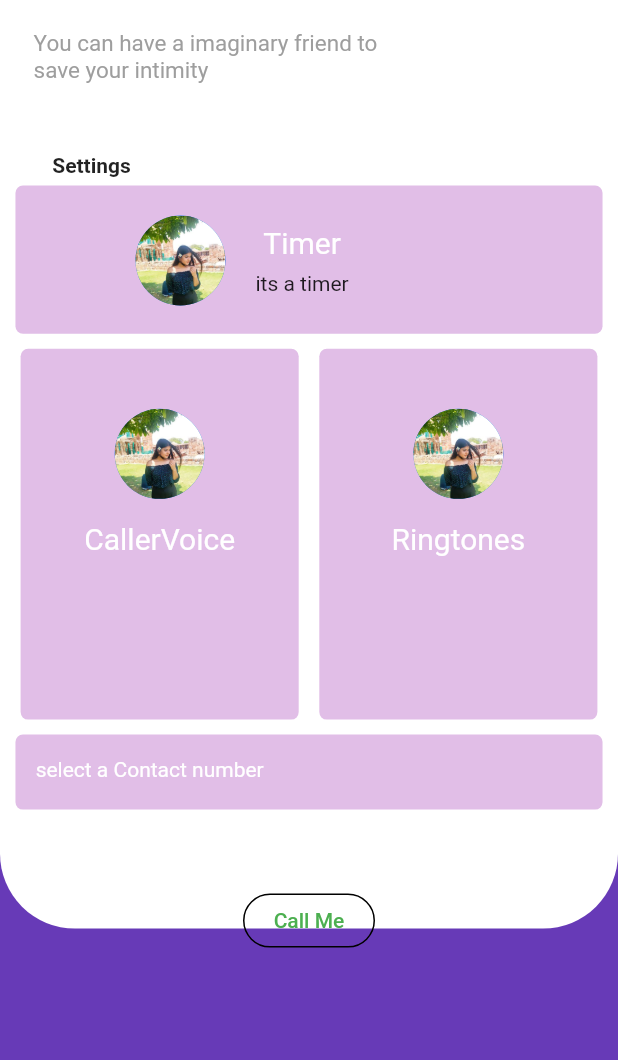
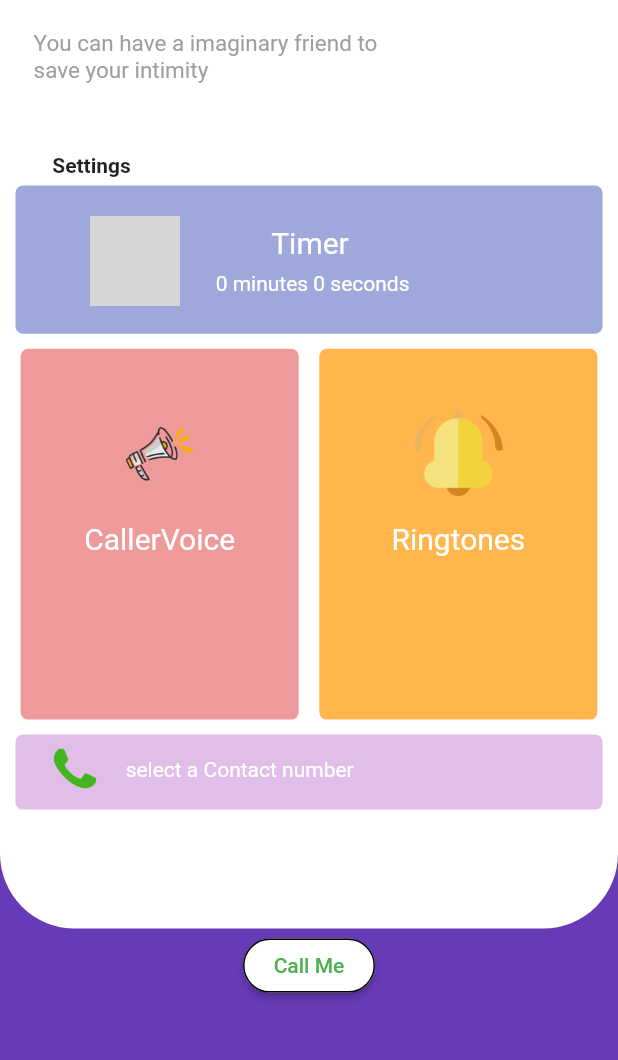
Before and after one commit to Deepak16080/prank_caller, a Flutter app: the screen it shows after launch, on a phone screen of 412 x 824 dp, the part 122-1182 px from its top. Run offline on Flutter 3.47's test engine with Material 2 defaults, Android fonts, the phone set to English and light mode, and no system bars; our stand-ins replace file_picker, flutter_contacts, flutter_screenutil, google_fonts, just_audio; missing offline and left inert: flutter_picker; grey boxes are pictures that could not be loaded.

Commit message:
fix: homepageui fixedd

```diff
--- a/lib/components/homepage_ui.dart
+++ b/lib/components/homepage_ui.dart
@@ -1,7 +1,10 @@
 import 'package:flutter/material.dart';
 import 'package:flutter_contacts/flutter_contacts.dart';
+import 'package:flutter_picker/picker.dart';
 import 'package:prank_caller/components/caller_ui_page.dart';
+import 'package:prank_caller/components/caller_voice.dart';
 import 'package:prank_caller/components/contact_page.dart';
+import 'package:prank_caller/components/ringtone.dart';
 import 'package:prank_caller/models/ringtone_model_list.dart';
 import 'package:prank_caller/utils/enums.dart';
 import 'package:prank_caller/widget/app_text.dart';
@@ -79,22 +82,23 @@ class _HomepageUiState extends State<HomepageUi> {
                     width: MediaQuery.of(context).size.width * 0.95,
                     decoration: BoxDecoration(
                       shape: BoxShape.rectangle,
-                      color: Colors.purple[100],
+                      color: Colors.indigo[200],
                       borderRadius: BorderRadius.circular(5),
                     ),
                     child: Column(
-                      children: const [
+                      children: [
                         SizedBox(
                           height: 20,
                         ),
                         Row(
                           children: [
                             SizedBox(
-                              width: 80,
+                              width: 50,
                             ),
                             CircleAvatar(
                               radius: 30,
-                              backgroundImage: AssetImage('assets/Profile/Profile2.png'),
+                              backgroundColor: Colors.transparent,
+                              backgroundImage: AssetImage('assets/images/timer.png'),
                             ),
                             SizedBox(
                               width: 20,
@@ -102,17 +106,27 @@ class _HomepageUiState extends State<HomepageUi> {
                             Column(
                               mainAxisAlignment: MainAxisAlignment.center,
                               children: [
-                                AppText(
+                                InkWell(
+                                  onTap: () {
+                                    setState(() {
+                                      onTap();
+                                    });
+                                  },
+                                  child: AppText(
                                     'Timer',
                                     style: TextStyle(
                                       fontSize: 20,
                                       color: Colors.white,
                                     ),
                                   ),
+                                ),
                                 SizedBox(
                                   height: 8,
                                 ),
-                                Text('its a timer')
+                                Text(
+                                  " ${selectedDuration?.inMinutes ?? 0} minutes ${selectedDuration?.inSeconds ?? 0} seconds",
+                                  style: TextStyle(color: Colors.white),
+                                )
                               ],
                             ),
                           ],
@@ -132,27 +146,43 @@ class _HomepageUiState extends State<HomepageUi> {
                         width: MediaQuery.of(context).size.width * 0.45,
                         decoration: BoxDecoration(
                           shape: BoxShape.rectangle,
-                          color: Colors.purple[100],
+                          color: Colors.red[200],
                           borderRadius: BorderRadius.circular(5),
                         ),
                         child: Center(
                           child: Column(
-                            children: const [
+                            children: [
                               SizedBox(
                                 height: 40,
                               ),
                               CircleAvatar(
                                 radius: 30,
-                                backgroundImage: AssetImage('assets/Profile/Profile2.png'),
+                                backgroundColor: Colors.transparent,
+                                backgroundImage: AssetImage('assets/images/callervoice.png'),
                               ),
                               SizedBox(
                                 height: 15,
                               ),
-                              AppText('CallerVoice',
+                              InkWell(
+                                onTap: () async {
+                                  final audio = await Navigator.push(
+                                      context, MaterialPageRoute(builder: (context) => const CallerVoice()));
+                                  if (audio is AppAudio) {
+                                    selectedAudio = audio;
+                                  }
+                                },
+                                child: AppText('CallerVoice',
                                     style: TextStyle(
                                       fontSize: 20,
                                       color: Colors.white,
                                     )),
+                              ),
+                              SizedBox(
+                                height: 8,
+                              ),
+                              if (selectedAudio != null)
+                                Text(' ${selectedAudio?.name ?? 'No audio selected'}',
+                                    style: TextStyle(color: Colors.white)),
                             ],
                           ),
                         ),
@@ -162,27 +192,51 @@ class _HomepageUiState extends State<HomepageUi> {
                         width: MediaQuery.of(context).size.width * 0.45,
                         decoration: BoxDecoration(
                           shape: BoxShape.rectangle,
-                          color: Colors.purple[100],
+                          color: Colors.orange[300],
                           borderRadius: BorderRadius.circular(5),
                         ),
                         child: Center(
                           child: Column(
-                            children: const [
+                            children: [
                               SizedBox(
                                 height: 40,
                               ),
                               CircleAvatar(
                                 radius: 30,
-                                backgroundImage: AssetImage('assets/Profile/Profile2.png'),
+                                backgroundColor: Colors.transparent,
+                                backgroundImage: AssetImage('assets/images/ringtone.png'),
                               ),
                               SizedBox(
                                 height: 15,
                               ),
-                              AppText('Ringtones',
+                              InkWell(
+                                onTap: () async {
+                                  final audio = await Navigator.push(
+                                      context, MaterialPageRoute(builder: (context) => const Ringtone()));
+                                  if (audio is AppAudio) {
+                                    selectedAudio = audio;
+                                  }
+                                  setState(() {});
+                                },
+                                child: AppText('Ringtones',
                                     style: TextStyle(
                                       fontSize: 20,
                                       color: Colors.white,
                                     )),
+                              ),
+                              SizedBox(
+                                height: 8,
+                              ),
+                              if (selectedAudio != null)
+                                GestureDetector(
+                                  onTap: () {
+                                    selectedAudio?.play();
+                                  },
+                                  child: Text(
+                                    "${selectedAudio?.name?.replaceAll("", "").replaceAll(".mp3", "")}",
+                                    style: TextStyle(color: Colors.white),
+                                  ),
+                                ),
                             ],
                           ),
                         ),
@@ -212,6 +266,14 @@ class _HomepageUiState extends State<HomepageUi> {
                           Row(
                             children: [
                               SizedBox(
+                                width: 20,
+                              ),
+                              CircleAvatar(
+                                radius: 20,
+                                backgroundColor: Colors.transparent,
+                                backgroundImage: AssetImage('assets/images/contact.png'),
+                              ),
+                              SizedBox(
                                 width: 10,
                               ),
                               Padding(
@@ -228,14 +290,16 @@ class _HomepageUiState extends State<HomepageUi> {
                               if (selectedContact != null)
                                 Text(
                                   " ${selectedContact?.displayName}",
-                                  style: TextStyle(color: Colors.white, fontSize: 10),
+                                  style: TextStyle(
+                                    color: Colors.white,
+                                  ),
                                 ),
                             ],
                           ),
                         ])),
                   ),
                   SizedBox(
-                    height: 50,
+                    height: 80,
                   ),
                   MaterialButton(
                       shape: RoundedRectangleBorder(
@@ -243,8 +307,7 @@ class _HomepageUiState extends State<HomepageUi> {
                           side: BorderSide(color: Colors.black, width: 1, style: BorderStyle.solid)),
                       onPressed: () {
                         if (selectedContact == null) {
-                          toast(context, "Please select a contact first");
-                          return;
+                          return toast(context, "Please select a contact first");
                         }
                         Navigator.push(
                             context,
@@ -253,6 +316,7 @@ class _HomepageUiState extends State<HomepageUi> {
                                       contact: selectedContact!,
                                     )));
                       },
+                      color: Colors.white,
                       splashColor: Colors.blueAccent,
                       textColor: Colors.green,
                       child: Text('Call Me')),
@@ -263,6 +327,62 @@ class _HomepageUiState extends State<HomepageUi> {
         ));
   }
 
+  onTap() {
+    Picker(
+      adapter: NumberPickerAdapter(data: <NumberPickerColumn>[
+        const NumberPickerColumn(begin: 0, end: 60, suffix: Text(' minutes'), jump: 0),
+        const NumberPickerColumn(begin: 0, end: 60, suffix: Text('seconds'), jump: 5)
+      ]),
+      delimiter: <PickerDelimiter>[
+        PickerDelimiter(
+          child: Container(
+            //          decoration: const BoxDecoration(
+            //   color: Colors.white,
+            //   borderRadius: BorderRadius.all(Radius.circular(10)),
+            //   boxShadow: [
+            //     BoxShadow(
+            //       color: Colors.grey,
+            //       blurRadius: 20.0, // Soften the shaodw
+            //       spreadRadius: 2.0,
+            //       offset: Offset(0.0, 0.0),
+            //     )
+            //   ],
+            // ),
+            width: 30.0,
+            alignment: Alignment.center,
+            child: const Icon(Icons.more_vert),
+          ),
+        )
+      ],
+      confirmText: 'OK',
+      onSelect: (picker, index, selected) {
+        if (index == 0) {
+          return toast(context, 'Please select a time');
+        }
+        print(selected.toString());
+        // print a time in text box when selected
+      },
+      onCancel: () {
+        debugPrint('cancel');
+      },
+      confirmTextStyle: const TextStyle(inherit: false, color: Colors.red, fontSize: 22),
+      title: const Text('Select Time'),
+      hideHeader: true,
+      height: 200.0,
+      backgroundColor: Colors.white,
+      selectedTextStyle: TextStyle(color: Colors.blue),
+      onConfirm: (Picker picker, List<int> value) {
+        // You get your duration here
+
+        Duration resultingDuration = Duration(minutes: value[1], seconds: value[1]);
+        // Duration(minutes: 0, seconds: 0) is the default value
+        selectedDuration = resultingDuration;
+
+        setState(() {});
+      },
+    ).showDialog(context);
+  }
+
   void toast(BuildContext context, String text) {
     ScaffoldMessenger.of(context).showSnackBar(SnackBar(
       content: Text(text, textAlign: TextAlign.center),
```
Also changed, not shown: lib/components/mytxtfile.txt (deleted, +0 -36 lines), assets/images/Timer.png, assets/images/callervoice.png (added), assets/images/contact.png (added), assets/images/ringtone.png (added). Lines whose indentation alone changed are shown as unchanged.
